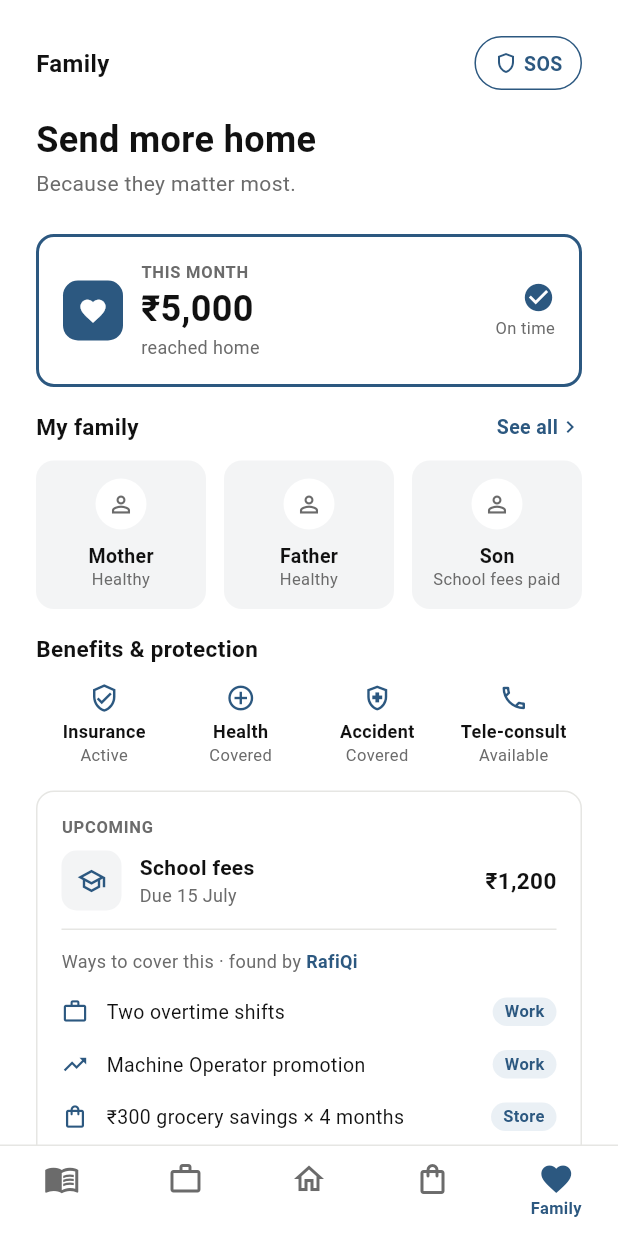
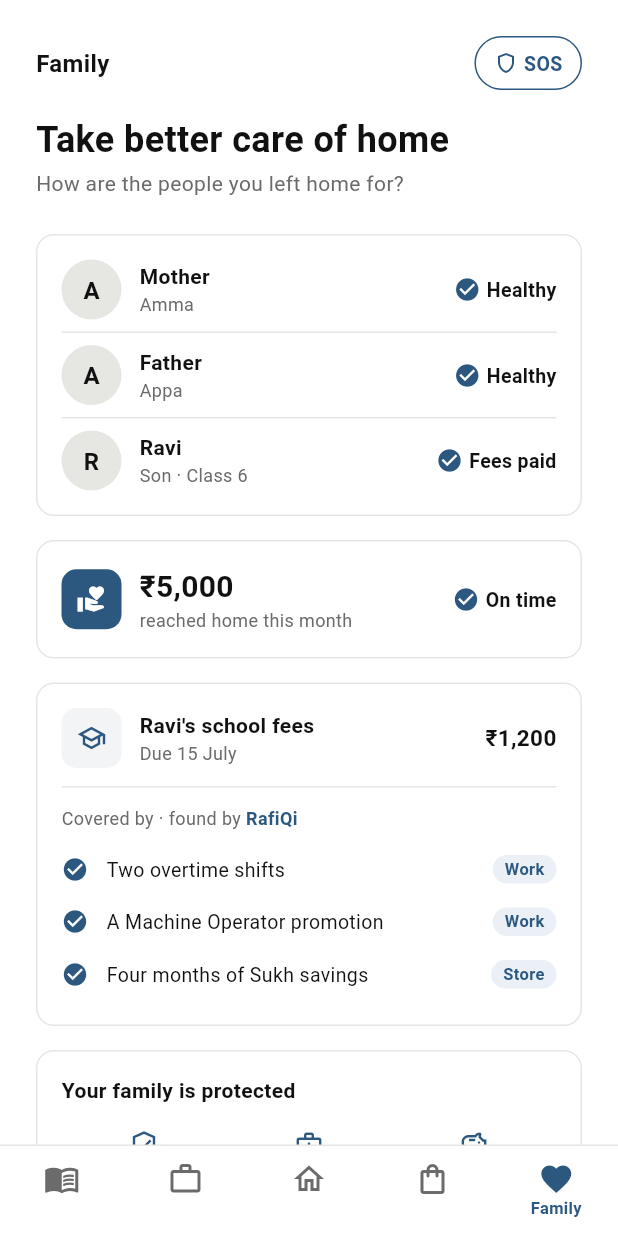
Before and after one commit to SachinChhabra1/Platform, a Flutter app: the screen it shows after launch, item 5 of the bottom bar chosen, on a phone screen of 412 x 824 dp. Run offline on Flutter 3.47's test engine with Material 3 defaults, Android fonts, the phone set to English and light mode, and no system bars.

Commit message:
Family to App-Store quality: the emotional centre — care, not remittance
Family is not a remittance/payments/insurance screen. It is the emotional centre
of the operating system, and every block answers one question: how are the people
I left home for? Rebuild onto the shared components with that as the law.

- Promise reframed: "Send more home" → "Take better care of home" (the nav still
  reads Family). Sub is the organising question itself.
- People first, not money: the hero is Mother (Amma) · Father (Appa) · Ravi, each
  well — warm monograms, tappable, labelled. Money comes second (₹5,000 reached
  home, on time).
- Goals are the cross-pillar flywheel, felt without a diagram: Ravi's school fee
  is covered by Work (overtime, a promotion) and Store (Sukh savings) — Family
  points at the other pillars without explaining the architecture.
- Protection reassures, never sells: "Your family is protected" (Insurance,
  Medical, Emergency fund), not a product menu.
- The close lands on purpose, not finance: "The people you left home for are doing
  better" — a heart, not trending-up. SummaryCard gained an optional icon so the
  one pillar that closes emotionally can, without inventing its own structure.

Canonical docs updated to the Founder's reframe: the four-promises table and the
scaffold table (Family = take better care of home), and a new emotional-contract
law — every pillar ends on its own emotion (Work Hope · Living Relief · Store
Satisfaction · Family Purpose · NiaBook Truth). pillars_test updated; only
family.png changed.

Co-Authored-By: Claude Opus 4.8 <noreply@anthropic.com>

```diff
--- a/apps/member/lib/features/pillars/family_page.dart
+++ b/apps/member/lib/features/pillars/family_page.dart
@@ -1,147 +1,143 @@
 import 'package:flutter/material.dart';
 
 import '../../theme/nia_tokens.dart';
+import '../../widgets/common.dart';
+import 'nia_components.dart';
 import 'pillar_kit.dart';
 
-/// Family · Send more home. Promise: send more home. Reality: what reached home
-/// this month. Supporting: family status, benefits and protection. Opportunity:
-/// ways to meet an upcoming goal, found by RafiQi across pillars. Contribution:
-/// more reaches home, family stays secure. Built on the shared [PillarScaffold].
-/// This is the reason every other pillar exists.
+/// Family · the emotional centre of the operating system. Not a remittance
+/// screen, not payments, not insurance — care. Every block answers one question:
+/// how are the people I left home for? The promise is "Take better care of home"
+/// (the nav still reads Family). People come first, money second; goals are the
+/// cross-pillar flywheel felt without explanation (Work · Store · Living cover a
+/// school fee); protection reassures rather than sells. The close lands on
+/// purpose, not finance — the only pillar whose flywheel closes emotionally.
+/// Product-locked; built to the approved screen on shared components.
 class FamilyPage extends StatelessWidget {
   const FamilyPage({super.key});
 
   @override
   Widget build(BuildContext context) {
-    return PillarScaffold(
+    return NiaReveal(
+      child: PillarScaffold(
         pillar: 'Family',
-      promise: 'Send more home',
-      promiseSub: 'Because they matter most.',
+        promise: 'Take better care of home',
+        promiseSub: 'How are the people you left home for?',
         body: <PillarBlock>[
+          PillarBlock(PillarSection.reality, _people(context)),
           PillarBlock(PillarSection.reality, _reachedHome()),
-        PillarBlock(PillarSection.supporting, _myFamily(context)),
-        PillarBlock(PillarSection.supporting, _benefits()),
-        PillarBlock(PillarSection.opportunity, _upcoming()),
+          PillarBlock(PillarSection.opportunity, _goal()),
+          PillarBlock(PillarSection.supporting, _protection()),
         ],
-      contribution: niaBookStrip('This adds to your NiaBook',
-          'More reaches home. Family stays secure.'),
+        contribution: const SummaryCard(
+          icon: Icons.favorite,
+          title: 'The people you left home for are doing better',
+          subtitle: 'Your NiaBook remembers every month you showed up',
+        ),
+      ),
     );
   }
 
-  Widget _reachedHome() => niaCard(
-        hero: true,
+  /// The hero: people, not money. The first thing a Member sees is that the ones
+  /// they left home for are well. Warm monograms, each row tappable and labelled.
+  Widget _people(BuildContext context) => InfoCard(
+        padding: const EdgeInsets.symmetric(
+            horizontal: NiaTokens.s4, vertical: NiaTokens.s2),
+        child: Column(
+          children: <Widget>[
+            _person(context, 'A', 'Mother', 'Amma', 'Healthy'),
+            niaHairline(),
+            _person(context, 'A', 'Father', 'Appa', 'Healthy'),
+            niaHairline(),
+            _person(context, 'R', 'Ravi', 'Son · Class 6', 'Fees paid'),
+          ],
+        ),
+      );
+
+  Widget _person(BuildContext context, String initials, String name,
+          String detail, String status) =>
+      Semantics(
+        button: true,
+        label: '$name, $detail. $status.',
+        excludeSemantics: true,
+        child: InkWell(
+          onTap: () => prototypeNoOp(context, name),
+          child: ConstrainedBox(
+            constraints: const BoxConstraints(minHeight: 56),
+            child: Padding(
+              padding: const EdgeInsets.symmetric(vertical: NiaTokens.s2),
               child: Row(
                 children: <Widget>[
-            niaIconChip(Icons.favorite, filled: true),
+                  Monogram(initials: initials, size: 40),
                   const SizedBox(width: NiaTokens.s3),
                   Expanded(
                     child: Column(
                       crossAxisAlignment: CrossAxisAlignment.start,
                       children: <Widget>[
-                  capsLabel('THIS MONTH', color: NiaTokens.inkSecondary),
+                        Text(name,
+                            style: const TextStyle(
+                                fontSize: 14,
+                                fontWeight: FontWeight.w600,
+                                color: NiaTokens.ink)),
+                        Text(detail,
+                            style: const TextStyle(
+                                fontSize: 12, color: NiaTokens.inkSecondary)),
+                      ],
+                    ),
+                  ),
+                  const Icon(Icons.check_circle, size: 18, color: NiaTokens.blue),
+                  const SizedBox(width: 4),
+                  Text(status,
+                      style: const TextStyle(
+                          fontSize: 13,
+                          fontWeight: FontWeight.w600,
+                          color: NiaTokens.ink)),
+                ],
+              ),
+            ),
+          ),
+        ),
+      );
+
+  /// Money — only after people. One calm confirmation: it reached home, on time.
+  Widget _reachedHome() => InfoCard(
+        child: Row(
+          children: <Widget>[
+            niaIconChip(Icons.volunteer_activism, filled: true),
+            const SizedBox(width: NiaTokens.s3),
+            Expanded(
+              child: Column(
+                crossAxisAlignment: CrossAxisAlignment.start,
+                children: <Widget>[
                   const Text('₹5,000',
                       style: TextStyle(
-                          fontSize: 24,
+                          fontSize: 20,
                           fontWeight: FontWeight.w700,
                           color: NiaTokens.ink)),
-                  const Text('reached home',
+                  const Text('reached home this month',
                       style: TextStyle(
                           fontSize: 12, color: NiaTokens.inkSecondary)),
                 ],
               ),
             ),
-            Column(
-              crossAxisAlignment: CrossAxisAlignment.end,
-              children: const <Widget>[
-                Icon(Icons.check_circle, size: 22, color: NiaTokens.blue),
-                SizedBox(height: 2),
-                Text('On time',
-                    style: TextStyle(fontSize: 11, color: NiaTokens.inkSecondary)),
-              ],
-            ),
+            const Icon(Icons.check_circle, size: 18, color: NiaTokens.blue),
+            const SizedBox(width: 4),
+            const Text('On time',
+                style: TextStyle(
+                    fontSize: 13,
+                    fontWeight: FontWeight.w600,
+                    color: NiaTokens.ink)),
           ],
         ),
       );
 
-  Widget _myFamily(BuildContext context) => Column(
-        crossAxisAlignment: CrossAxisAlignment.start,
-        children: <Widget>[
-          sectionTitle('My family', trailing: niaLink(context, 'See all')),
-          const SizedBox(height: NiaTokens.s3),
-          IntrinsicHeight(
-            child: Row(
-              crossAxisAlignment: CrossAxisAlignment.stretch,
-              children: <Widget>[
-                Expanded(child: _member('Mother', 'Healthy')),
-                const SizedBox(width: NiaTokens.s3),
-                Expanded(child: _member('Father', 'Healthy')),
-                const SizedBox(width: NiaTokens.s3),
-                Expanded(child: _member('Son', 'School fees paid')),
-              ],
-            ),
-          ),
-        ],
-      );
-
-  Widget _member(String name, String status) => Container(
-        padding: const EdgeInsets.symmetric(
-            vertical: NiaTokens.s3, horizontal: NiaTokens.s2),
-        decoration: BoxDecoration(
-          color: NiaTokens.surfaceGrey,
-          borderRadius: BorderRadius.circular(NiaTokens.radius),
-        ),
-        child: Column(
-          children: <Widget>[
-            Container(
-              width: 34,
-              height: 34,
-              alignment: Alignment.center,
-              decoration: const BoxDecoration(
-                  color: NiaTokens.ground, shape: BoxShape.circle),
-              child: const Icon(Icons.person_outline,
-                  size: 18, color: NiaTokens.inkSecondary),
-            ),
-            const SizedBox(height: NiaTokens.s2),
-            Text(name,
-                style: const TextStyle(
-                    fontSize: 13,
-                    fontWeight: FontWeight.w600,
-                    color: NiaTokens.ink)),
-            Text(status,
-                textAlign: TextAlign.center,
-                style: const TextStyle(
-                    fontSize: 11, color: NiaTokens.inkSecondary)),
-          ],
-        ),
-      );
-
-  Widget _benefits() => Column(
-        crossAxisAlignment: CrossAxisAlignment.start,
-        children: <Widget>[
-          sectionTitle('Benefits & protection'),
-          const SizedBox(height: NiaTokens.s3),
-          Row(
-            children: <Widget>[
-              Expanded(
-                  child: iconTile(Icons.verified_user_outlined, 'Insurance', 'Active')),
-              Expanded(
-                  child: iconTile(Icons.add_circle_outline, 'Health', 'Covered')),
-              Expanded(
-                  child: iconTile(
-                      Icons.health_and_safety_outlined, 'Accident', 'Covered')),
-              Expanded(
-                  child: iconTile(Icons.call_outlined, 'Tele-consult', 'Available')),
-            ],
-          ),
-        ],
-      );
-
-  Widget _upcoming() => niaCard(
+  /// Goals — where Family becomes magical. A real goal (a school fee), and the
+  /// ways it is already within reach — each one a different pillar quietly doing
+  /// its job. The cross-pillar flywheel, felt without a diagram.
+  Widget _goal() => InfoCard(
         child: Column(
           crossAxisAlignment: CrossAxisAlignment.start,
           children: <Widget>[
-            capsLabel('UPCOMING', color: NiaTokens.inkSecondary),
-            const SizedBox(height: NiaTokens.s2),
             Row(
               children: <Widget>[
                 niaIconChip(Icons.school_outlined),
@@ -150,7 +146,7 @@ class FamilyPage extends StatelessWidget {
                   child: Column(
                     crossAxisAlignment: CrossAxisAlignment.start,
                     children: const <Widget>[
-                      Text('School fees',
+                      Text("Ravi's school fees",
                           style: TextStyle(
                               fontSize: 14,
                               fontWeight: FontWeight.w600,
@@ -171,21 +167,23 @@ class FamilyPage extends StatelessWidget {
             const SizedBox(height: NiaTokens.s3),
             niaHairline(),
             const SizedBox(height: NiaTokens.s3),
-            foundByRafiqi('Ways to cover this'),
+            foundByRafiqi('Covered by'),
             const SizedBox(height: NiaTokens.s2),
-            _cover(Icons.work_outline, 'Two overtime shifts', 'Work'),
-            _cover(Icons.trending_up, 'Machine Operator promotion', 'Work'),
-            _cover(Icons.shopping_bag_outlined,
-                '₹300 grocery savings × 4 months', 'Store'),
+            _cover('Two overtime shifts', 'Work'),
+            _cover('A Machine Operator promotion', 'Work'),
+            _cover('Four months of Sukh savings', 'Store'),
           ],
         ),
       );
 
-  Widget _cover(IconData icon, String title, String tag) => Padding(
+  Widget _cover(String title, String tag) => Semantics(
+        label: '$title, from $tag',
+        excludeSemantics: true,
+        child: Padding(
           padding: const EdgeInsets.symmetric(vertical: NiaTokens.s2),
           child: Row(
             children: <Widget>[
-            Icon(icon, size: 18, color: NiaTokens.blue),
+              const Icon(Icons.check_circle, size: 18, color: NiaTokens.blue),
               const SizedBox(width: NiaTokens.s3),
               Expanded(
                 child: Text(title,
@@ -194,5 +192,38 @@ class FamilyPage extends StatelessWidget {
               pillarTag(tag),
             ],
           ),
+        ),
+      );
+
+  /// Protection — never a product menu. The reassuring answer to one question:
+  /// is my family protected? Yes.
+  Widget _protection() => InfoCard(
+        child: Column(
+          crossAxisAlignment: CrossAxisAlignment.start,
+          children: <Widget>[
+            const Text('Your family is protected',
+                style: TextStyle(
+                    fontSize: 14,
+                    fontWeight: FontWeight.w600,
+                    color: NiaTokens.ink)),
+            const SizedBox(height: NiaTokens.s4),
+            Row(
+              children: <Widget>[
+                Expanded(
+                    child: iconTile(Icons.verified_user_outlined, 'Insurance',
+                        'Active',
+                        statusColor: NiaTokens.blue)),
+                Expanded(
+                    child: iconTile(Icons.medical_services_outlined, 'Medical',
+                        'Covered',
+                        statusColor: NiaTokens.blue)),
+                Expanded(
+                    child: iconTile(Icons.savings_outlined, 'Emergency fund',
+                        'Ready',
+                        statusColor: NiaTokens.blue)),
+              ],
+            ),
+          ],
+        ),
       );
 }
--- a/apps/member/lib/features/pillars/nia_components.dart
+++ b/apps/member/lib/features/pillars/nia_components.dart
@@ -207,10 +207,20 @@ class OpportunityCard extends StatelessWidget {
 /// The flywheel summary that closes a pillar: a blue-tint card, "trending up",
 /// a bold blue headline and a quiet subline — how this feeds NiaBook.
 class SummaryCard extends StatelessWidget {
-  const SummaryCard({super.key, required this.title, required this.subtitle});
+  const SummaryCard({
+    super.key,
+    required this.title,
+    required this.subtitle,
+    this.icon = Icons.trending_up,
+  });
 
   final String title;
   final String subtitle;
+
+  /// The leading glyph. Defaults to `trending_up` (the flywheel). Family closes
+  /// on care, not finance, so it passes a heart — the one pillar whose flywheel
+  /// closes emotionally.
+  final IconData icon;
 
   @override
   Widget build(BuildContext context) {
@@ -224,7 +234,7 @@ class SummaryCard extends StatelessWidget {
       child: Row(
         crossAxisAlignment: CrossAxisAlignment.start,
         children: <Widget>[
-          const Icon(Icons.trending_up, size: 18, color: NiaTokens.blue),
+          Icon(icon, size: 18, color: NiaTokens.blue),
           const SizedBox(width: NiaTokens.s2),
           Expanded(
             child: Column(
```
Also changed, not shown: 4 other files. Lines whose indentation alone changed are shown as unchanged.
